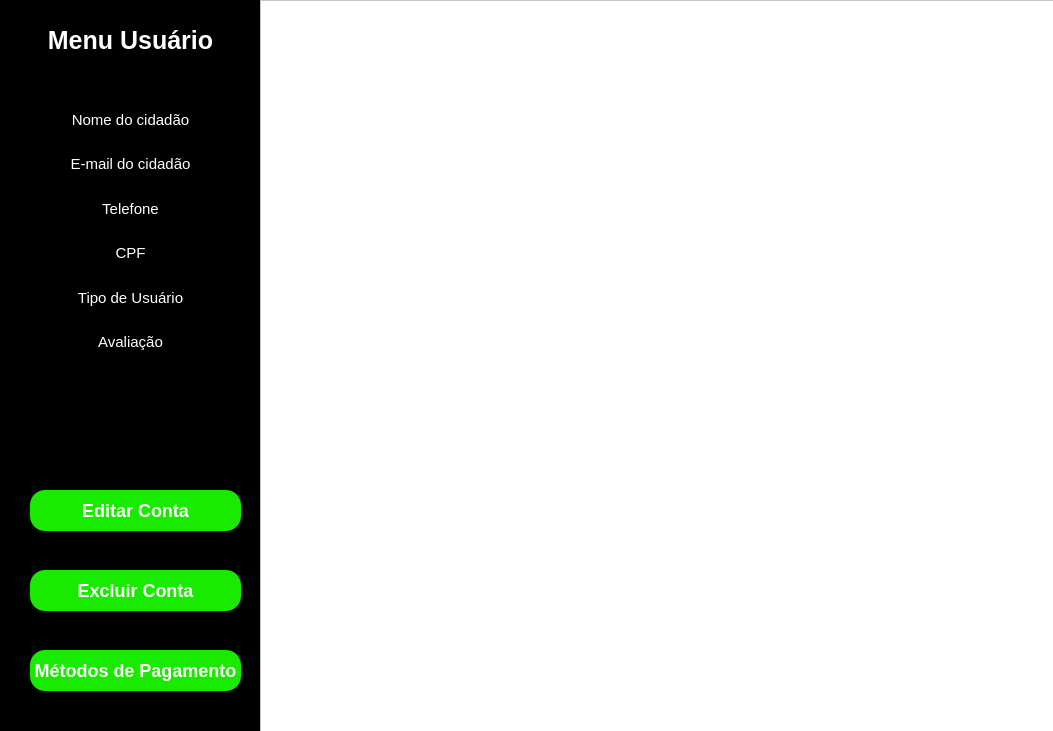
Old version of the form usuario.ui in the repository Luisf66/Uber_dos_Servicos.
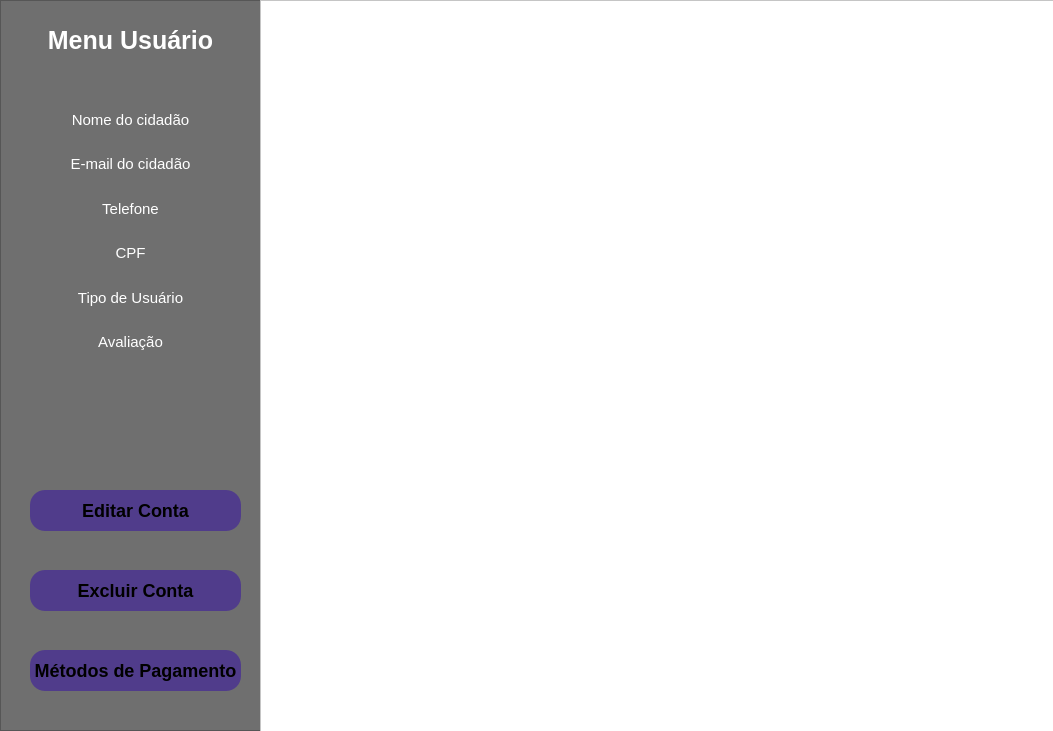
New version of the form.

Patch:
```diff
--- a/usuario.ui
+++ b/usuario.ui
@@ -26,7 +26,7 @@
     </rect>
    </property>
    <property name="styleSheet">
-    <string notr="true">background-color:black;</string>
+    <string notr="true">background-color:rgb(111, 111, 111);</string>
    </property>
    <property name="frameShape">
     <enum>QFrame::Shape::StyledPanel</enum>
@@ -67,9 +67,8 @@
     </property>
     <property name="styleSheet">
      <string notr="true">QPushButton {
-
-    background-color: #18eb00;  /* Cor do fundo do botão:verde*/
-    color: white;               /* Cor do texto: branco */
+    background-color: rgb(80, 60, 139);  /* Cor do fundo do botão:verde*/
+    color: black;               /* Cor do texto: branco */
     font-family: &quot;Times New Roman&quot;;  /* Fonte formal */
     font-size: 18px;            /* Tamanho da fonte */
     font-weight: bold;          /* Negrito para destacar o texto */
@@ -101,9 +100,8 @@
     </property>
     <property name="styleSheet">
      <string notr="true">QPushButton {
-
-    background-color: #18eb00;  /* Cor do fundo do botão:verde*/
-    color: white;               /* Cor do texto: branco */
+    background-color: rgb(80, 60, 139);  /* Cor do fundo do botão:verde*/
+    color: black;               /* Cor do texto: branco */
     font-family: &quot;Times New Roman&quot;;  /* Fonte formal */
     font-size: 18px;            /* Tamanho da fonte */
     font-weight: bold;          /* Negrito para destacar o texto */
@@ -135,9 +133,8 @@
     </property>
     <property name="styleSheet">
      <string notr="true">QPushButton {
-
-    background-color: #18eb00;  /* Cor do fundo do botão:verde*/
-    color: white;               /* Cor do texto: branco */
+    background-color: rgb(80, 60, 139);  /* Cor do fundo do botão:verde*/
+    color: black;               /* Cor do texto: branco */
     font-family: &quot;Times New Roman&quot;;  /* Fonte formal */
     font-size: 18px;            /* Tamanho da fonte */
     font-weight: bold;          /* Negrito para destacar o texto */
@@ -158,7 +155,7 @@
      <string>Métodos de Pagamento</string>
     </property>
    </widget>
-   <widget class="QWidget" name="">
+   <widget class="QWidget" name="layoutWidget">
     <property name="geometry">
      <rect>
       <x>20</x>
```
